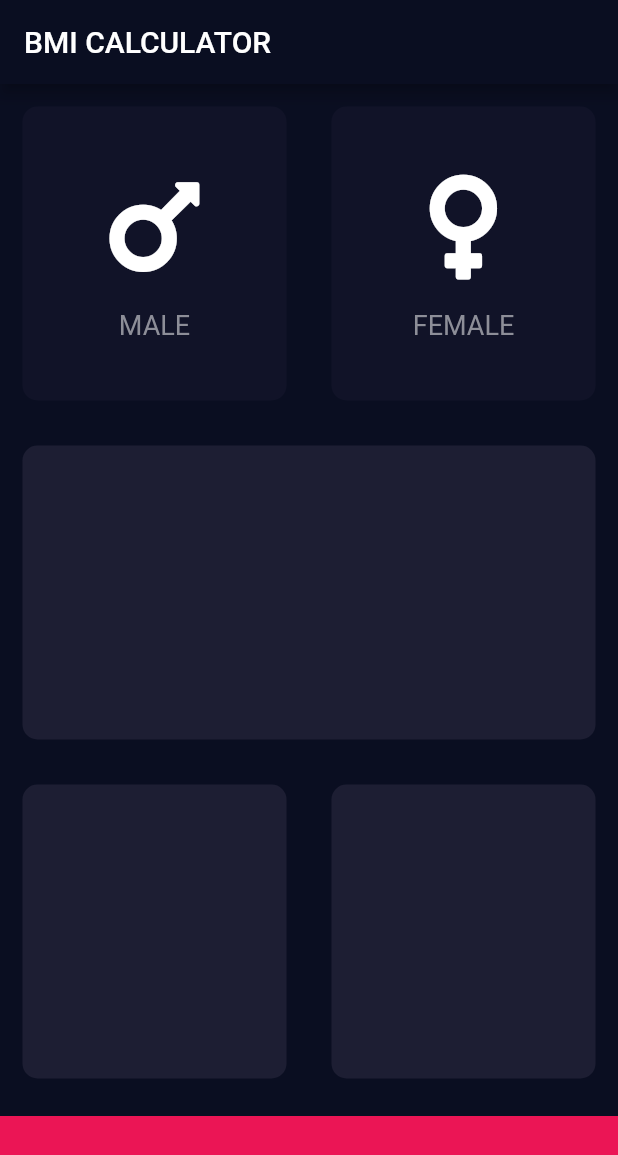
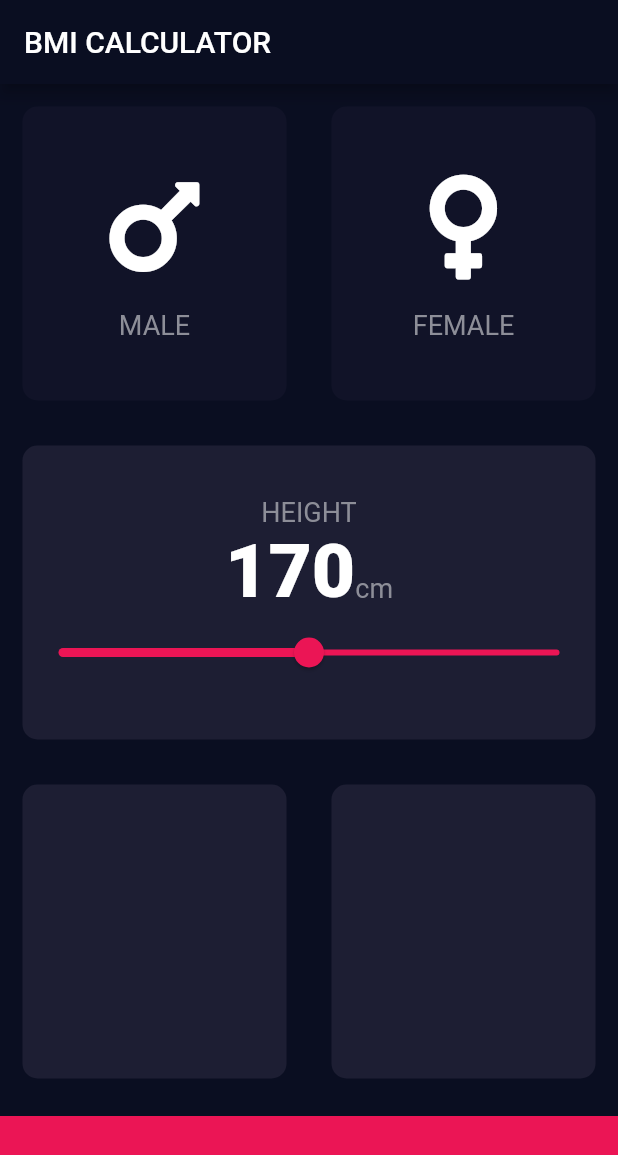
Before and after one commit to a-tiny-developer/bmi_calculator_flutter, a Flutter app: the screen it shows after launch, on a phone screen of 412 x 824 dp. Shown: the top 1155 px of the screen. Run offline on Flutter 3.47's test engine with Material 2 defaults, Android fonts, the phone set to English and light mode, and no system bars; our stand-ins replace font_awesome_flutter.

Commit message:
slider widget and slider card

```diff
--- a/lib/screens/home.dart
+++ b/lib/screens/home.dart
@@ -15,6 +15,8 @@ class HomeScreen extends StatefulWidget {
 class _HomeScreenState extends State<HomeScreen> {
   Sex? selectedSex;
 
+  double height = 170;
+
   @override
   Widget build(BuildContext context) {
     return Scaffold(
@@ -22,6 +24,7 @@ class _HomeScreenState extends State<HomeScreen> {
         title: const Text('BMI CALCULATOR'),
       ),
       body: Column(
+        crossAxisAlignment: CrossAxisAlignment.stretch,
         children: [
           Expanded(
             child: Row(
@@ -62,8 +65,13 @@ class _HomeScreenState extends State<HomeScreen> {
             ),
           ),
           Expanded(
-            child: BaseCard(
-              child: Container(),
+            child: SliderCard(
+              currentHeight: height,
+              onChanged: (double value) {
+                setState(() {
+                  height = value;
+                });
+              },
             ),
           ),
           Expanded(
--- a/lib/theme/app_theme.dart
+++ b/lib/theme/app_theme.dart
@@ -5,7 +5,9 @@ class AppTheme {
   static const activeCardColour = Color(0XFF1D1E33);
   static const inactiveCardColour = Color(0XFF111328);
   static const bottomContainerColour = Color(0XFFEB1555);
-  static const textColor = Color(0xFF8D8E98);
+  static const activeColourSlider = Color(0XFFEB1555);
+  static const inactiveColourSlider = Color(0XFFEB1555);
+  static const textColor = Color(0XFF8D8E98);
 
   static final ThemeData darkTheme = ThemeData.dark().copyWith(
     primaryColor: primaryColor,
@@ -19,7 +21,11 @@ class AppTheme {
   static const TextTheme darkTextTheme = TextTheme(
     headline4: TextStyle(
       fontSize: 18,
-      color: textColor
+      color: textColor,
+    ),
+    headline1: TextStyle(
+      fontSize: 50,
+      fontWeight: FontWeight.w900,
     ),
   );
 }
--- /dev/null
+++ b/lib/widgets/slider_card.dart
@@ -0,0 +1,54 @@
+import 'package:bmi_calculator_flutte/theme/app_theme.dart';
+import 'package:flutter/material.dart';
+
+import 'package:bmi_calculator_flutte/widgets/widgets.dart';
+
+class SliderCard extends StatelessWidget {
+  const SliderCard({
+    Key? key,
+    required this.currentHeight,
+    required this.onChanged,
+  }) : super(key: key);
+
+  final double currentHeight;
+  final void Function(double) onChanged;
+
+  @override
+  Widget build(BuildContext context) {
+    return BaseCard(
+      child: Column(
+        mainAxisAlignment: MainAxisAlignment.center,
+        children: [
+          Text(
+            'HEIGHT',
+            style: Theme.of(context).textTheme.headline4,
+          ),
+          Row(
+            mainAxisAlignment: MainAxisAlignment.center,
+            crossAxisAlignment: CrossAxisAlignment.baseline,
+            textBaseline: TextBaseline.alphabetic,
+            children: [
+              Text(
+                currentHeight.round().toString(),
+                style: Theme.of(context).textTheme.headline1,
+              ),
+              Text(
+                'cm',
+                style: Theme.of(context).textTheme.headline4,
+              ),
+            ],
+          ),
+          Slider(
+            min: 120,
+            max: 220,
+            divisions: 100,
+            value: currentHeight,
+            onChanged: onChanged,
+            activeColor: AppTheme.activeColourSlider,
+            inactiveColor: AppTheme.inactiveColourSlider,
+          )
+        ],
+      ),
+    );
+  }
+}
--- a/lib/widgets/widgets.dart
+++ b/lib/widgets/widgets.dart
@@ -1,2 +1,3 @@
 export 'base_card.dart';
 export 'icon_content.dart';
+export 'slider_card.dart';
```
